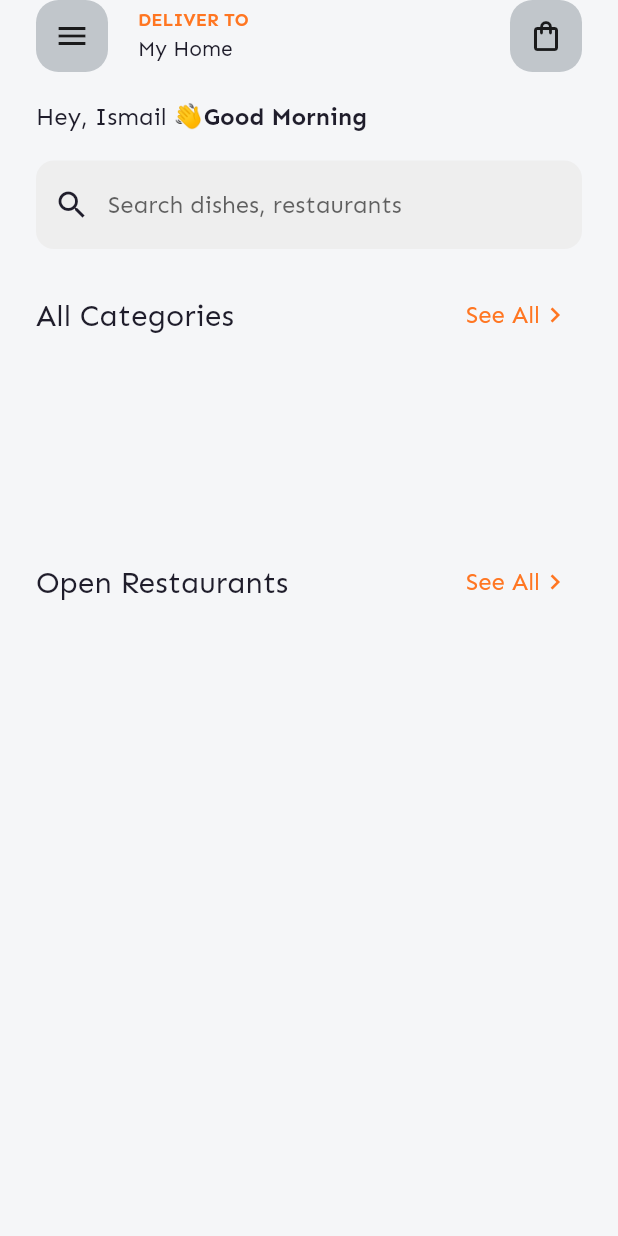
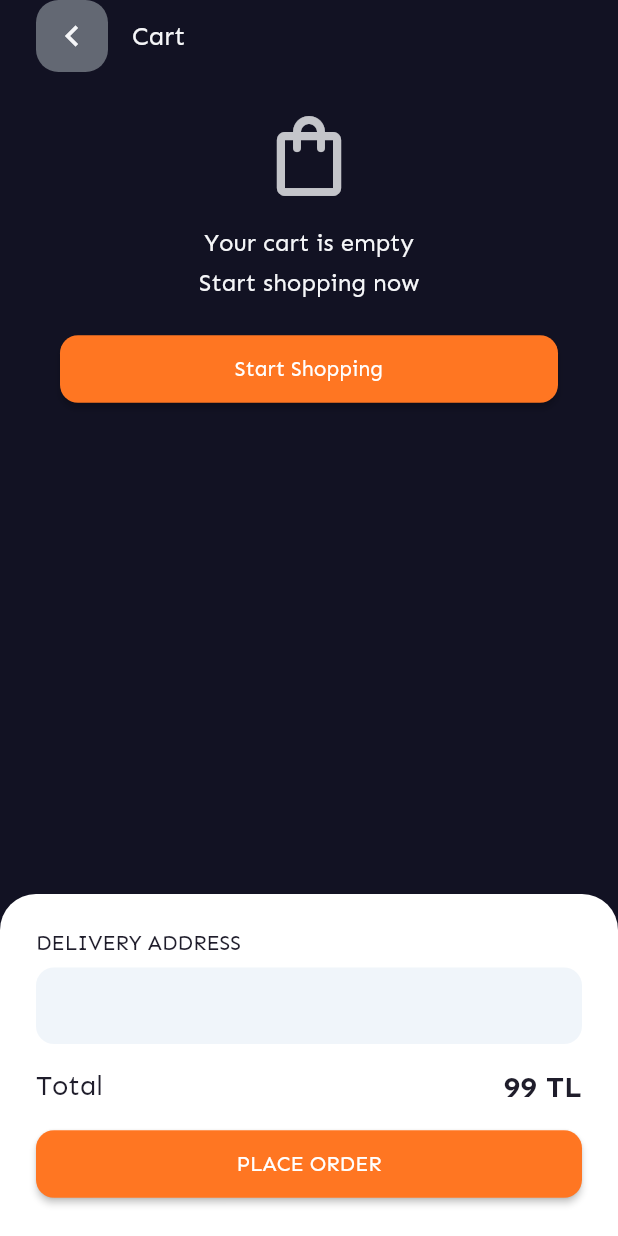
Before and after one commit to ismaildrcn/yumzi, a Flutter app: the HomePage screen opened by its route, after a tap on the "shopping bag" icon, on a phone screen of 412 x 824 dp. Run offline on Flutter 3.47's test engine with Material 3 defaults, Android fonts, the phone set to English and light mode, and no system bars; our stand-ins replace buttons_tabbar, dio, email_validator, flutter_map, flutter_secure_storage, go_router and 5 more; accounts and stored records are empty; network calls fail.

Commit message:
Added cart page

```diff
--- a/lib/config/app_router.dart
+++ b/lib/config/app_router.dart
@@ -8,6 +8,7 @@ import 'package:yumzi/data/models/entity/restaurant_category_entity.dart';
 import 'package:yumzi/data/models/entity/restaurant_entity.dart';
 import 'package:yumzi/enums/app_routes.dart';
 import 'package:yumzi/presentation/providers/address_provider.dart';
+import 'package:yumzi/presentation/providers/cart_provider.dart';
 import 'package:yumzi/presentation/providers/restaurant_category_provider.dart';
 import 'package:yumzi/presentation/providers/restaurant_providers.dart';
 import 'package:yumzi/presentation/providers/search_provider.dart';
@@ -19,6 +20,7 @@ import 'package:yumzi/presentation/screens/auth/forgot_password.dart';
 import 'package:yumzi/presentation/screens/auth/login_page.dart';
 import 'package:yumzi/presentation/screens/auth/register_page.dart';
 import 'package:yumzi/presentation/screens/auth/verification_page.dart';
+import 'package:yumzi/presentation/screens/cart/cart_page.dart';
 import 'package:yumzi/presentation/screens/home/home_page.dart';
 import 'package:yumzi/presentation/screens/restaurant/menu_item_page.dart';
 import 'package:yumzi/presentation/screens/restaurant/restaurant_categories_page.dart';
@@ -73,6 +75,7 @@ class AppRouter {
             ChangeNotifierProvider(create: (_) => RestaurantCategoryProvider()),
             ChangeNotifierProvider(create: (_) => RestaurantProviders()),
             ChangeNotifierProvider(create: (_) => SearchProvider()),
+            ChangeNotifierProvider(create: (_) => CartProvider()),
           ],
           child: child,
         );
@@ -174,6 +177,11 @@ class AppRouter {
           path: AppRoutes.search.path,
           builder: (context, state) => SearchPage(),
         ),
+        GoRoute(
+          name: AppRoutes.cart.name,
+          path: AppRoutes.cart.path,
+          builder: (context, state) => CartPage(),
+        ),
       ],
     ),
   ];
--- /dev/null
+++ b/lib/data/models/entity/cart_entity.dart
@@ -0,0 +1,62 @@
+import 'package:yumzi/data/models/entity/cart_item_entity.dart';
+import 'package:yumzi/data/models/entity/restaurant_entity.dart';
+
+class CartEntity {
+  final double subTotal;
+  final double deliveryFee;
+  final double taxAmount;
+  final double serviceFee;
+  final double discountAmount;
+  final double totalAmount;
+  final String couponCode;
+  final double couponDiscount;
+  final List<CartItemEntity> cartItems;
+  final RestaurantEntity restaurant;
+
+  CartEntity({
+    required this.subTotal,
+    required this.deliveryFee,
+    required this.taxAmount,
+    required this.serviceFee,
+    required this.discountAmount,
+    required this.totalAmount,
+    required this.couponCode,
+    required this.couponDiscount,
+    required this.cartItems,
+    required this.restaurant,
+  });
+
+  factory CartEntity.fromJson(Map<String, dynamic> json) {
+    return CartEntity(
+      subTotal: json['subTotal']?.toDouble() ?? 0.0,
+      deliveryFee: json['deliveryFee']?.toDouble() ?? 0.0,
+      taxAmount: json['taxAmount']?.toDouble() ?? 0.0,
+      serviceFee: json['serviceFee']?.toDouble() ?? 0.0,
+      discountAmount: json['discountAmount']?.toDouble() ?? 0.0,
+      totalAmount: json['totalAmount']?.toDouble() ?? 0.0,
+      couponCode: json['couponCode'] ?? '',
+      couponDiscount: json['couponDiscount']?.toDouble() ?? 0.0,
+      cartItems:
+          (json['cartItems'] as List<dynamic>?)
+              ?.map((item) => CartItemEntity.fromJson(item))
+              .toList() ??
+          [],
+      restaurant: RestaurantEntity.fromJson(json['restaurant']),
+    );
+  }
+
+  Map<String, dynamic> toJson() {
+    return {
+      'subTotal': subTotal,
+      'deliveryFee': deliveryFee,
+      'taxAmount': taxAmount,
+      'serviceFee': serviceFee,
+      'discountAmount': discountAmount,
+      'totalAmount': totalAmount,
+      'couponCode': couponCode,
+      'couponDiscount': couponDiscount,
+      'cartItems': cartItems.map((item) => item.toJson()).toList(),
+      'restaurant': restaurant.toJson(),
+    };
+  }
+}
--- /dev/null
+++ b/lib/data/models/entity/cart_item_entity.dart
@@ -0,0 +1,64 @@
+import 'package:yumzi/data/models/entity/menu_item_entity.dart';
+
+class CartItemEntity {
+  final String menuItemId;
+  final int quantity;
+  final double unitPrice;
+  final double? discountedUnitPrice;
+  final double totalPrice;
+
+  final String? specialInstructions;
+  MenuItemEntity? menuItemDetails;
+
+  CartItemEntity({
+    required this.quantity,
+    required this.menuItemId,
+    required this.unitPrice,
+    this.discountedUnitPrice,
+    required this.totalPrice,
+    this.specialInstructions,
+    this.menuItemDetails,
+  });
+
+  factory CartItemEntity.fromJson(Map<String, dynamic> json) {
+    return CartItemEntity(
+      menuItemId: json["menuItemId"],
+      quantity: json["quantity"],
+      unitPrice: json["unitPrice"],
+      discountedUnitPrice: json["discountedUnitPrice"],
+      totalPrice: json["totalPrice"],
+      specialInstructions: json["specialInstructions"],
+      menuItemDetails: json["menuItemDetails"] != null
+          ? MenuItemEntity.fromJson(json["menuItemDetails"])
+          : null,
+    );
+  }
+
+  Map<String, dynamic> toJson() => {
+    "menuItemId": menuItemId,
+    "quantity": quantity,
+    "unitPrice": unitPrice,
+    "discountedUnitPrice": discountedUnitPrice,
+    "totalPrice": totalPrice,
+    "specialInstructions": specialInstructions,
+    "menuItemDetails": menuItemDetails?.toJson(),
+  };
+}
+
+class CreateCartItemRequest {
+  final String menuItemId;
+  final int quantity;
+  final String? specialInstructions;
+
+  CreateCartItemRequest({
+    required this.menuItemId,
+    required this.quantity,
+    this.specialInstructions,
+  });
+
+  Map<String, dynamic> toJson() => {
+    "menuItemId": menuItemId,
+    "quantity": quantity,
+    if (specialInstructions != null) "specialInstructions": specialInstructions,
+  };
+}
--- a/lib/data/models/entity/menu_item_entity.dart
+++ b/lib/data/models/entity/menu_item_entity.dart
@@ -1,4 +1,5 @@
 import 'package:yumzi/data/models/entity/restaurant_entity.dart';
+import 'package:yumzi/data/models/enums/currency_type.dart';
 
 class MenuItemEntity {
   MenuItemEntity({
@@ -32,7 +33,7 @@ class MenuItemEntity {
   final double? price;
   final double? discountPrice;
   final double? discountPercentage;
-  final String? currency;
+  final CurrencyType? currency;
   final int? stockQuantity;
   final int? minimumOrderQuantity;
   final int? maximumOrderQuantity;
@@ -56,7 +57,9 @@ class MenuItemEntity {
       price: json["price"],
       discountPrice: json["discountPrice"],
       discountPercentage: json["discountPercentage"],
-      currency: json["currency"],
+      currency: json["currency"] == null
+          ? null
+          : CurrencyType.values.firstWhere((e) => e.value == json["currency"]),
       stockQuantity: json["stockQuantity"],
       minimumOrderQuantity: json["minimumOrderQuantity"],
       maximumOrderQuantity: json["maximumOrderQuantity"],
@@ -83,7 +86,7 @@ class MenuItemEntity {
     "price": price,
     "discountPrice": discountPrice,
     "discountPercentage": discountPercentage,
-    "currency": currency,
+    "currency": currency?.value,
     "stockQuantity": stockQuantity,
     "minimumOrderQuantity": minimumOrderQuantity,
     "maximumOrderQuantity": maximumOrderQuantity,
--- /dev/null
+++ b/lib/data/services/cart_service.dart
@@ -0,0 +1,28 @@
+import 'package:dio/dio.dart';
+import 'package:yumzi/core/network/dio_client.dart';
+import 'package:yumzi/data/models/dto/root_entity.dart';
+import 'package:yumzi/data/models/entity/cart_item_entity.dart';
+
+class CartService {
+  final Dio _dio = DioClient().dio;
+  final String urlPrefix = '/rest/api/cart';
+
+  Future<RootEntity> addToCart(CreateCartItemRequest request) async {
+    final response = await _dio.post(
+      '$urlPrefix/add-item',
+      data: request.toJson(),
+    );
+    if (response.data["status"] != 200) {
+      throw Exception('Sepete eklenemedi');
+    }
+    return RootEntity.fromJson(response.data);
+  }
+
+  Future<RootEntity> fetchCartItems() async {
+    final response = await _dio.get('$urlPrefix/my-cart');
+    if (response.data["status"] != 200) {
+      throw Exception('Sepet bilgileri alınamadı');
+    }
+    return RootEntity.fromJson(response.data);
+  }
+}
--- /dev/null
+++ b/lib/presentation/providers/cart_provider.dart
@@ -0,0 +1,67 @@
+import 'package:flutter/material.dart';
+import 'package:yumzi/data/models/entity/cart_entity.dart';
+import 'package:yumzi/data/models/entity/cart_item_entity.dart';
+import 'package:yumzi/data/services/cart_service.dart';
+
+class CartProvider extends ChangeNotifier {
+  CartService service = CartService();
+
+  bool _isLoading = false;
+  String? _errorMessage;
+  CartEntity? _cart;
+  List<CartItemEntity> _cartItems = [];
+
+  bool get isLoading => _isLoading;
+  String? get errorMessage => _errorMessage;
+  CartEntity? get cart => _cart;
+  List<CartItemEntity> get cartItems => _cartItems;
+
+  Future<CartEntity?> fetchCart() async {
+    _isLoading = true;
+    _errorMessage = null;
+
+    try {
+      final rootEntity = await service.fetchCartItems();
+
+      if (rootEntity.status == 200) {
+        final CartEntity cartItemsJson = CartEntity.fromJson(
+          rootEntity.payload,
+        );
+        _cart = cartItemsJson;
+        _cartItems = cartItemsJson.cartItems;
+        _isLoading = false;
+        return _cart!;
+      } else {
+        _errorMessage = 'Failed to load cart items.';
+        return null;
+      }
+    } catch (e) {
+      _isLoading = false;
+      _errorMessage = e.toString();
+      return null;
+    }
+  }
+
+  Future<bool> addToCart({
+    required String menuItemId,
+    required int quantity,
+  }) async {
+    try {
+      final request = CreateCartItemRequest(
+        menuItemId: menuItemId,
+        quantity: quantity,
+      );
+      final rootEntity = await service.addToCart(request);
+      if (rootEntity.status == 200) {
+        await fetchCart();
+        return true;
+      } else {
+        _errorMessage = 'Failed to add item to cart.';
+        return false;
+      }
+    } catch (e) {
+      _errorMessage = e.toString();
+      return false;
+    }
+  }
+}
--- /dev/null
+++ b/lib/presentation/screens/cart/cart_page.dart
@@ -0,0 +1,393 @@
+import 'package:flutter/material.dart';
+import 'package:go_router/go_router.dart';
+import 'package:hexcolor/hexcolor.dart';
+import 'package:provider/provider.dart';
+import 'package:yumzi/data/models/entity/cart_entity.dart';
+import 'package:yumzi/data/models/entity/cart_item_entity.dart';
+import 'package:yumzi/enums/app_routes.dart';
+import 'package:yumzi/presentation/providers/cart_provider.dart';
+import 'package:yumzi/presentation/providers/restaurant_providers.dart';
+
+class CartPage extends StatefulWidget {
+  const CartPage({super.key});
+
+  @override
+  State<CartPage> createState() => _CartPageState();
+}
+
+class _CartPageState extends State<CartPage> {
+  TextEditingController addressController = TextEditingController();
+
+  CartEntity? cart;
+
+  @override
+  void initState() {
+    super.initState();
+    _loadData();
+  }
+
+  void _loadData() async {
+    final cartProvider = Provider.of<CartProvider>(context, listen: false);
+    final restaurantProvider = Provider.of<RestaurantProviders>(
+      context,
+      listen: false,
+    );
+    final fetchedCartItems = await cartProvider.fetchCart();
+
+    if (fetchedCartItems != null && mounted) {
+      setState(() {
+        cart = fetchedCartItems;
+      });
+      if (cart!.cartItems.isNotEmpty) {
+        for (var item in cart!.cartItems) {
+          final menuItemDetails = await restaurantProvider.fetchMenuItemDetails(
+            item.menuItemId,
+          );
+          if (menuItemDetails != null && mounted) {
+            setState(() {
+              item.menuItemDetails = menuItemDetails;
+            });
+          }
+        }
+      }
+    }
+  }
+
+  @override
+  Widget build(BuildContext context) {
+    return Scaffold(
+      backgroundColor: Theme.of(context).colorScheme.onSurface,
+      body: SafeArea(
+        child: Stack(
+          children: [
+            SingleChildScrollView(
+              child: Padding(
+                padding: const EdgeInsets.only(bottom: 100),
+                child: SizedBox(
+                  height: MediaQuery.of(context).size.height,
+                  child: Column(
+                    crossAxisAlignment: CrossAxisAlignment.start,
+                    children: [
+                      buildTopBar(context),
+                      const SizedBox(height: 24),
+                      buildCart(context),
+                    ],
+                  ),
+                ),
+              ),
+            ),
+            buildPlaceOrder(context),
+          ],
+        ),
+      ),
+    );
+  }
+
+  Widget buildPlaceOrder(BuildContext context) {
+    return Positioned(
+      bottom: 0,
+      left: 0,
+      right: 0,
+      child: Container(
+        padding: const EdgeInsets.symmetric(horizontal: 24, vertical: 24),
+        decoration: BoxDecoration(
+          color: HexColor("#FFFFFF"),
+          borderRadius: const BorderRadius.only(
+            topLeft: Radius.circular(24),
+            topRight: Radius.circular(24),
+          ),
+        ),
+        child: Column(
+          crossAxisAlignment: CrossAxisAlignment.start,
+          children: [
+            Text(
+              "DELIVERY ADDRESS",
+              style: TextStyle(
+                fontSize: 14,
+                color: Theme.of(context).textTheme.bodyMedium!.color,
+              ),
+            ),
+            const SizedBox(height: 8),
+            TextField(
+              controller: addressController,
+              decoration: InputDecoration(
+                contentPadding: EdgeInsets.symmetric(
+                  vertical: 16,
+                  horizontal: 16,
+                ),
+                filled: true,
+                fillColor: HexColor("#F0F5FA"),
+                hintStyle: TextStyle(
+                  fontSize: 14,
+                  color: Theme.of(
+                    context,
+                  ).colorScheme.onSecondary.withAlpha(128),
+                ),
+                border: OutlineInputBorder(
+                  borderRadius: BorderRadius.circular(12),
+                ),
+                enabledBorder: OutlineInputBorder(
+                  borderSide: BorderSide(color: Colors.transparent),
+                  borderRadius: BorderRadius.circular(12),
+                ),
+                disabledBorder: OutlineInputBorder(
+                  borderSide: BorderSide(color: Colors.transparent),
+                  borderRadius: BorderRadius.circular(12),
+                ),
+              ),
+              enabled: false,
+            ),
+            const SizedBox(height: 16),
+            Row(
+              mainAxisAlignment: MainAxisAlignment.spaceBetween,
+              children: [
+                Text("Total", style: TextStyle(fontSize: 18)),
+                Text(
+                  "99 TL",
+                  style: TextStyle(fontSize: 20, fontWeight: FontWeight.bold),
+                ),
+              ],
+            ),
+            const SizedBox(height: 16),
+            ElevatedButton(
+              onPressed: () {},
+              style: ElevatedButton.styleFrom(
+                minimumSize: Size(double.infinity, 45),
+                backgroundColor: Theme.of(context).colorScheme.primary,
+                shape: RoundedRectangleBorder(
+                  borderRadius: BorderRadius.circular(12),
+                ),
+              ),
+              child: Text('PLACE ORDER'),
+            ),
+          ],
+        ),
+      ),
+    );
+  }
+
+  Widget buildEmptyCart(BuildContext context) {
+    return Expanded(
+      child: Padding(
+        padding: const EdgeInsets.symmetric(horizontal: 40),
+        child: Column(
+          crossAxisAlignment: CrossAxisAlignment.stretch,
+          children: [
+            Icon(
+              Icons.shopping_bag_outlined,
+              size: 64,
+              color: Theme.of(context).colorScheme.secondary.withAlpha(200),
+            ),
+            const SizedBox(height: 16),
+            Text(
+              "Your cart is empty",
+              textAlign: TextAlign.center,
+              style: TextStyle(
+                fontSize: 16,
+                color: Theme.of(context).colorScheme.secondary,
+              ),
+            ),
+            const SizedBox(height: 8),
+            Text(
+              "Start shopping now",
+              textAlign: TextAlign.center,
+              style: TextStyle(
+                fontSize: 16,
+                color: Theme.of(context).colorScheme.secondary,
+              ),
+            ),
+            const SizedBox(height: 24),
+            ElevatedButton(
+              onPressed: () => context.push(AppRoutes.home.path),
+              style: ElevatedButton.styleFrom(
+                minimumSize: Size(0, 45),
+                backgroundColor: Theme.of(context).colorScheme.primary,
+                shape: RoundedRectangleBorder(
+                  borderRadius: BorderRadius.circular(12),
+                ),
+              ),
+              child: Text("Start Shopping"),
+            ),
+          ],
+        ),
+      ),
+    );
+  }
+
+  Widget buildCart(BuildContext context) {
+    return cart != null && cart!.cartItems.isNotEmpty
+        ? Padding(
+            padding: const EdgeInsets.symmetric(horizontal: 24.0),
+            child: ListView.separated(
+              shrinkWrap: true,
+              physics: NeverScrollableScrollPhysics(),
+              itemCount: cart!.cartItems.length,
+              separatorBuilder: (context, index) => const SizedBox(height: 16),
+              itemBuilder: (context, index) {
+                return buildCartItem(context, cart!.cartItems[index]);
+              },
+            ),
+          )
+        : buildEmptyCart(context);
+  }
+
+  Widget buildCartItem(BuildContext context, CartItemEntity cartItem) {
+    return SizedBox(
+      height: 115,
+      child: Row(
+        children: [
+          Container(
+            width: 130,
+            height: 115,
+            decoration: BoxDecoration(
+              color: Theme.of(context).colorScheme.onSecondary.withAlpha(150),
+              borderRadius: BorderRadius.circular(25),
+            ),
+            child: Container(
+              decoration: BoxDecoration(
+                image: DecorationImage(
+                  image: AssetImage(
+                    cartItem.menuItemDetails?.imageUrl ??
+                        "assets/images/placeholder.png",
+                  ),
+                  fit: BoxFit.cover,
+                ),
+              ),
+            ),
+          ),
+          const SizedBox(width: 20),
+          Expanded(
+            child: Padding(
+              padding: const EdgeInsets.symmetric(vertical: 8.0),
+              child: Column(
+                crossAxisAlignment: CrossAxisAlignment.start,
+                children: [
+                  Row(
+                    mainAxisAlignment: MainAxisAlignment.spaceBetween,
+                    children: [
+                      Expanded(
+                        child: Text(
+                          cartItem.menuItemDetails?.name ?? "N/A",
+                          maxLines: 2,
+                          softWrap: true,
+                          overflow: TextOverflow.ellipsis,
+                          style: TextStyle(
+                            fontSize: 18,
+                            color: Theme.of(context).colorScheme.secondary,
+                          ),
+                        ),
+                      ),
+                      Container(
+                        width: 26,
+                        height: 26,
+                        decoration: BoxDecoration(
+                          color: Theme.of(context).colorScheme.error,
+                          borderRadius: BorderRadius.circular(50),
+                        ),
+                        child: Icon(
+                          Icons.close,
+                          size: 18,
+                          color: Theme.of(context).colorScheme.secondary,
+                        ),
+                      ),
+                    ],
+                  ),
+                  const SizedBox(height: 4),
+                  Row(
+                    children: [
+                      Text(
+                        "${cartItem.menuItemDetails?.price ?? 0} TL",
+                        style: TextStyle(
+                          fontSize: 20,
+                          color: Theme.of(context).colorScheme.secondary,
+                          fontWeight: FontWeight.bold,
+                        ),
+                      ),
+                    ],
+                  ),
+                  Spacer(),
+                  Row(
+                    children: [
+                      Container(
+                        width: 24,
+                        height: 24,
+                        decoration: BoxDecoration(
+                          color: Theme.of(
+                            context,
+                          ).colorScheme.onSecondary.withAlpha(150),
+                          borderRadius: BorderRadius.circular(50),
+                        ),
+                        child: Icon(
+                          Icons.remove,
+                          size: 18,
+                          color: Theme.of(context).colorScheme.secondary,
+                        ),
+                      ),
+                      const SizedBox(width: 20),
+                      Text(
+                        "${cartItem.quantity}",
+                        style: TextStyle(
+                          fontSize: 16,
+                          color: Theme.of(context).colorScheme.secondary,
+                          fontWeight: FontWeight.bold,
+                        ),
+                      ),
+                      const SizedBox(width: 20),
+                      Container(
+                        width: 24,
+                        height: 24,
+                        decoration: BoxDecoration(
+                          color: Theme.of(
+                            context,
+                          ).colorScheme.onSecondary.withAlpha(150),
+                          borderRadius: BorderRadius.circular(50),
+                        ),
+                        child: Icon(
+                          Icons.add,
+                          size: 18,
+                          color: Theme.of(context).colorScheme.secondary,
+                        ),
+                      ),
+                    ],
+                  ),
+                ],
+              ),
+            ),
+          ),
+        ],
+      ),
+    );
+  }
+
+  Padding buildTopBar(BuildContext context) {
+    return Padding(
+      padding: const EdgeInsets.symmetric(horizontal: 24),
+      child: Row(
+        children: [
+          Container(
+            decoration: BoxDecoration(
+              color: Theme.of(context).colorScheme.onSecondary.withAlpha(150),
+              borderRadius: BorderRadius.circular(15),
+            ),
+            child: IconButton(
+              onPressed: () => {Navigator.pop(context)},
+              iconSize: 28,
+              icon: Icon(
+                Icons.keyboard_arrow_left,
+                color: Theme.of(context).colorScheme.secondary,
+              ),
+            ),
+          ),
+          SizedBox(width: 16),
+          Text(
+            "Cart",
+            style: TextStyle(
+              fontSize: 17,
+              color: Theme.of(context).colorScheme.secondary,
+            ),
+          ),
+        ],
+      ),
+    );
+  }
+}
--- a/lib/presentation/screens/home/home_page.dart
+++ b/lib/presentation/screens/home/home_page.dart
@@ -150,7 +150,7 @@ class _HomePageState extends State<HomePage> {
               borderRadius: BorderRadius.circular(15),
             ),
             child: IconButton(
-              onPressed: () => {},
+              onPressed: () => context.push(AppRoutes.cart.path),
               icon: Icon(Icons.shopping_bag_outlined),
             ),
           ),
--- a/lib/styles/themes.dart
+++ b/lib/styles/themes.dart
@@ -10,7 +10,7 @@ class AppTheme {
     colorScheme: const ColorScheme.light(
       primary: Color(0xFFFF7622), // Daha modern, tok bir mavi (Royal Blue)
       surface: Color(0xFFEEEEEE), // Açık gri, ana arkaplan
-      onSurface: Color(0xFF222222), // Çok hafif gri, kartlar için
+      onSurface: Color(0xFF121223), // Çok hafif gri, kartlar için
       secondary: Color(
         0xFFF5F6F8,
       ), // Siyah yerine koyu lacivert (Dark theme bg)
```
Also changed, not shown: lib/data/models/enums/currency_type.dart (added, +11 -0 lines), lib/data/services/restaurant_service.dart (+9 -0 lines), lib/presentation/providers/restaurant_providers.dart (+33 -2 lines), lib/presentation/screens/restaurant/menu_item_page.dart (+26 -5 lines).
